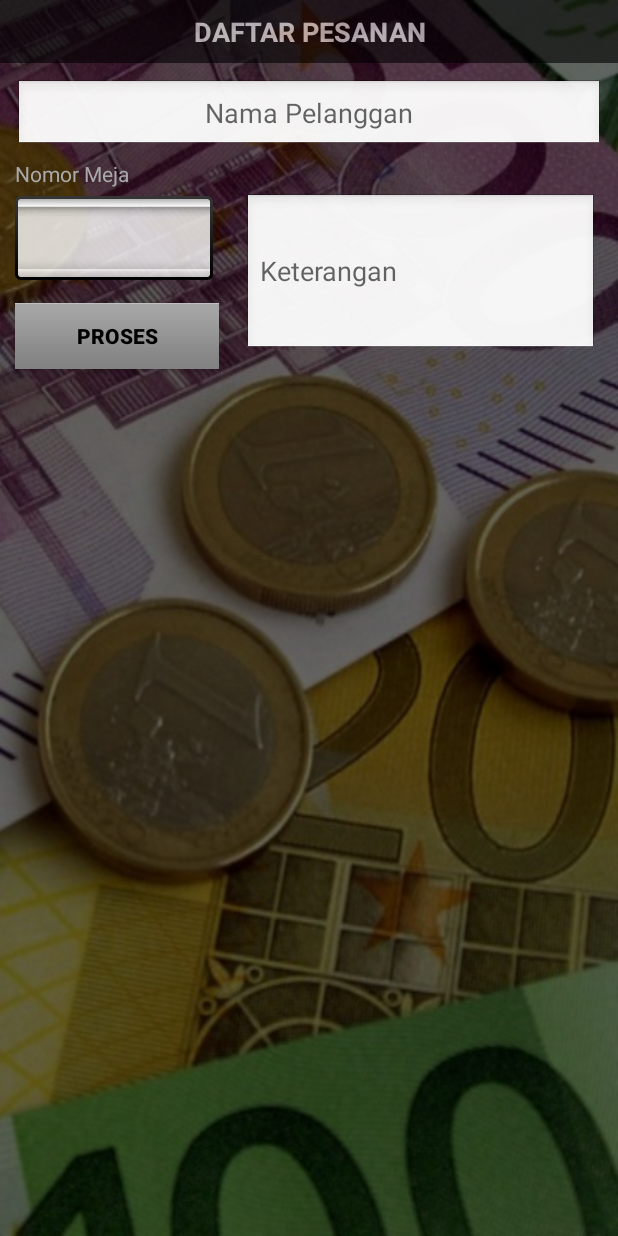
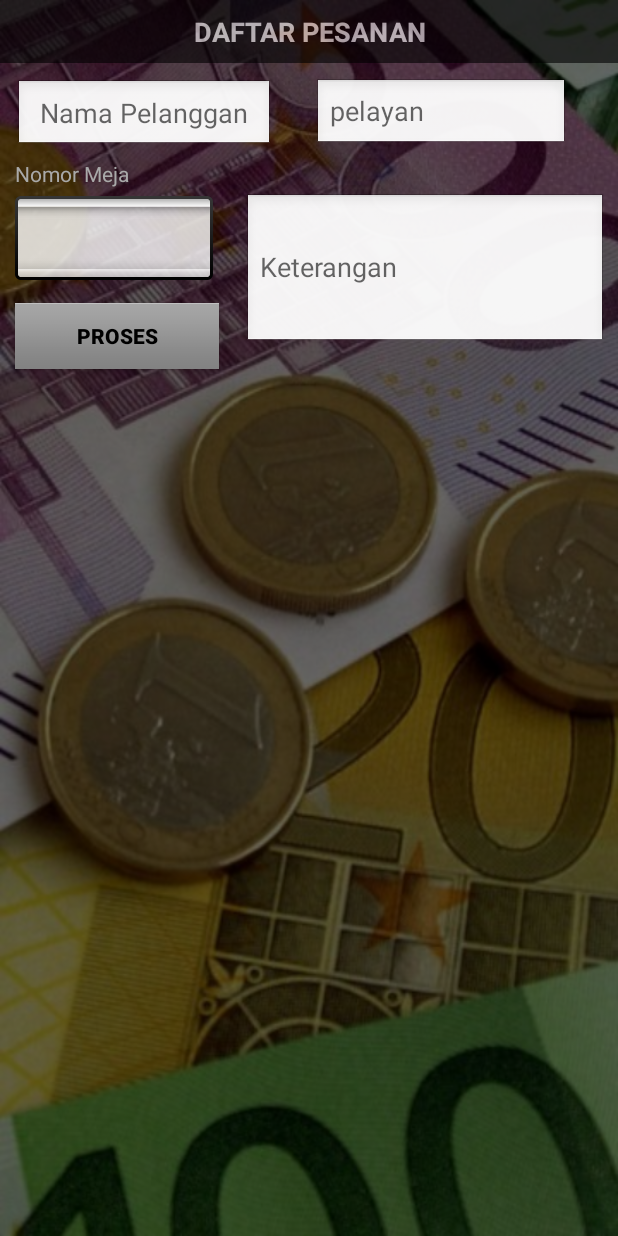
Before and after one commit to mauli22/BkmiGiyo, an Android app: the layout fragment_fragment3.xml on its own in the app's theme, with its tools: preview values and no code run, on a phone screen of 412 x 824 dp. Run offline under Robolectric (Android 15) with nearby library versions, the phone set to English and light mode, and no system bars; network calls fail; Roboto replaces fonts that are not available here.

```diff
--- a/app/src/main/res/layout/fragment_fragment3.xml
+++ b/app/src/main/res/layout/fragment_fragment3.xml
@@ -18,22 +18,21 @@
         android:background="#000" />
 
     <EditText
-        android:layout_width="fill_parent"
+        android:id="@+id/pelanggan"
+        android:layout_width="172dp"
         android:layout_height="wrap_content"
-        android:id="@+id/pelanggan"
+        android:layout_below="@id/txt_data_pesanan"
+        android:layout_alignParentLeft="true"
+        android:layout_gravity="center"
+        android:layout_marginLeft="10dp"
+        android:layout_marginTop="5dp"
+        android:layout_marginRight="10dp"
+        android:background="@android:drawable/edit_text"
         android:hint="Nama Pelanggan"
         android:inputType="text"
         android:paddingLeft="10dp"
-        android:layout_marginTop="5dp"
-        android:textAlignment="center"
-        android:layout_gravity="center"
-        android:layout_below="@id/txt_data_pesanan"
-        android:layout_alignParentLeft="true"
-        android:background="@android:drawable/edit_text"
         android:paddingBottom="10dp"
-        android:layout_marginRight="10dp"
-        android:layout_marginLeft="10dp"
-        />
+        android:textAlignment="center" />
     <TextView
         android:layout_width="fill_parent"
         android:layout_height="wrap_content"
@@ -100,15 +99,26 @@
 
     <EditText
         android:id="@+id/ketTambahan"
-        android:layout_width="235dp"
-        android:layout_height="108dp"
+        android:layout_width="241dp"
+        android:layout_height="103dp"
         android:layout_below="@id/nomeja"
         android:layout_marginLeft="5dp"
         android:layout_marginTop="3dp"
         android:layout_toRightOf="@id/nomormeja"
         android:background="@android:drawable/edit_text"
         android:hint="Keterangan"
-        android:inputType="textMultiLine"
-        />
+        android:inputType="textMultiLine" />
+
+    <EditText
+        android:id="@+id/pelayan"
+        android:layout_width="169dp"
+        android:layout_height="wrap_content"
+        android:layout_below="@id/nomeja"
+        android:layout_marginLeft="52dp"
+        android:layout_marginTop="-73dp"
+        android:layout_toRightOf="@id/nomormeja"
+        android:background="@android:drawable/edit_text"
+        android:hint="pelayan"
+        android:inputType="textMultiLine" />
 
 </RelativeLayout >
```
Also changed, not shown: app/src/main/java/com/example/bkmigiyo/Fragment1.java (+18 -0 lines), app/src/main/java/com/example/bkmigiyo/LoginActivity.java (+30 -18 lines), app/src/main/java/com/example/bkmigiyo/MainActivity.java (+6 -1 lines), app/src/main/java/com/example/bkmigiyo/fragment2.java (+16 -0 lines), app/src/main/java/com/example/bkmigiyo/fragment3.java (+27 -11 lines).
